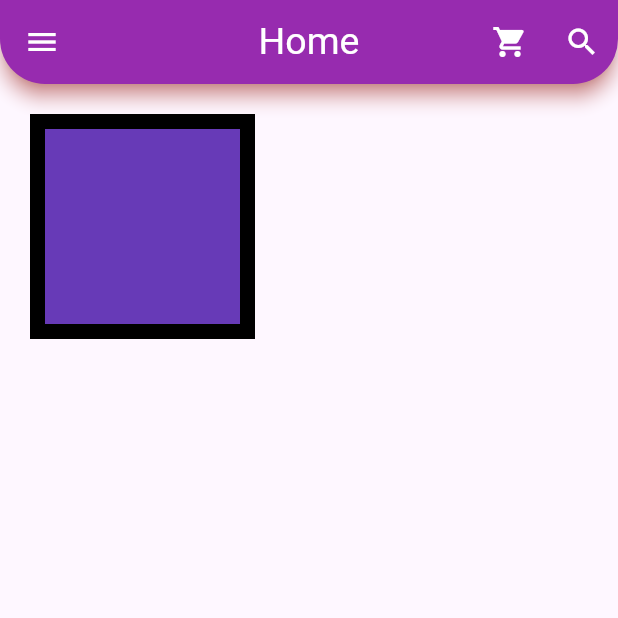
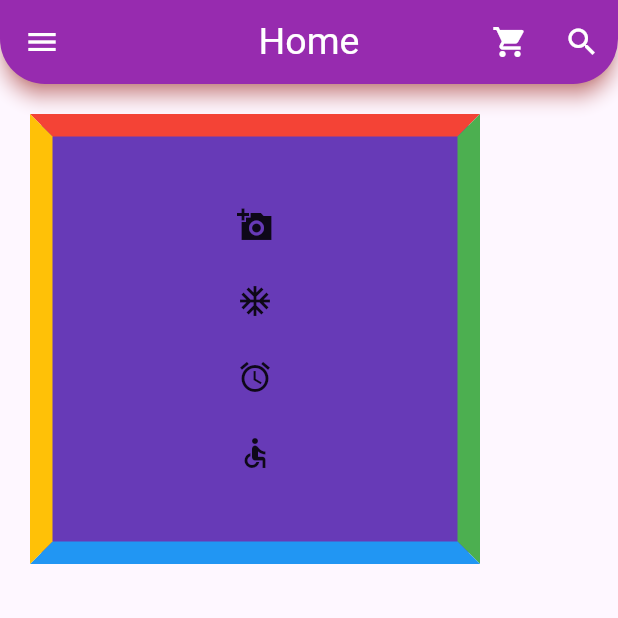
Before and after one commit to rifatalam26/my-first-app, a Flutter app: the screen it shows after launch, on a phone screen of 412 x 824 dp, the top half of it. Run offline on Flutter 3.47's test engine with Material 3 defaults, Android fonts, the phone set to English and light mode, and no system bars.

Commit message:
container practice

```diff
--- a/lib/main.dart
+++ b/lib/main.dart
@@ -46,14 +46,31 @@ class _HomePageState extends State<HomePage> {
           ),
         ),
         body: Container(
-          padding: EdgeInsets.all(20),
-          margin: EdgeInsets.all(20),
-          height: 150,
-          width: 150,
-          decoration: BoxDecoration(
-            border: Border.all(color: Colors.black, width: 10),
-            color: Colors.deepPurple,
-          ),
+            padding: EdgeInsets.all(20),
+            margin: EdgeInsets.all(20),
+            height: 300,
+            width: 300,
+            decoration: BoxDecoration(
+              border: Border(
+                  top: BorderSide(color: Colors.red, width: 15),
+                  bottom: BorderSide(color: Colors.blue, width: 15),
+                  right: BorderSide(color: Colors.green, width: 15),
+                  left: BorderSide(color: Colors.amber, width: 15)),
+              color: Colors.deepPurple,
+            ),
+            child: Column(
+              mainAxisAlignment: MainAxisAlignment.spaceEvenly,
+              crossAxisAlignment: CrossAxisAlignment.center,
+              children: [
+                // Center(
+                //   child: Icon(Icons.account_circle_sharp),
+                // ),
+                Icon(Icons.add_a_photo_sharp),
+                Icon(Icons.ac_unit_outlined),
+                Icon(Icons.access_alarm),
+                Icon(Icons.accessible),
+              ],
+            )
         ));
   }
 }
```
